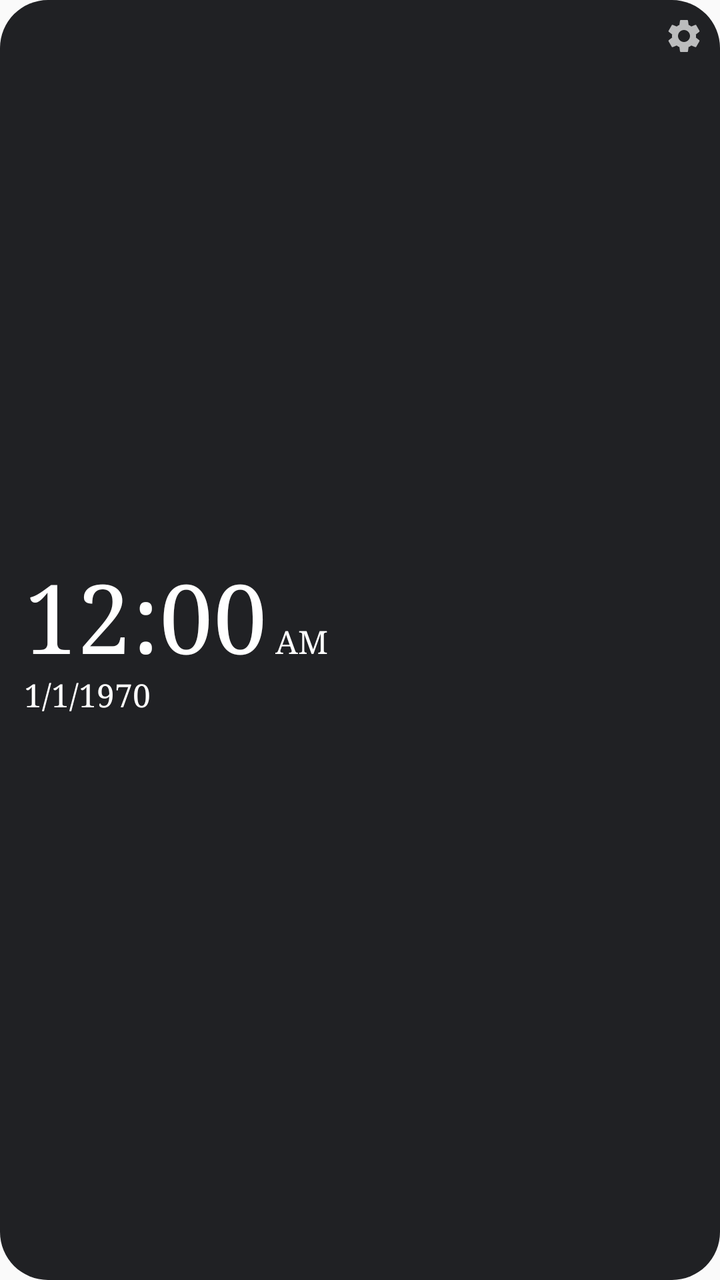
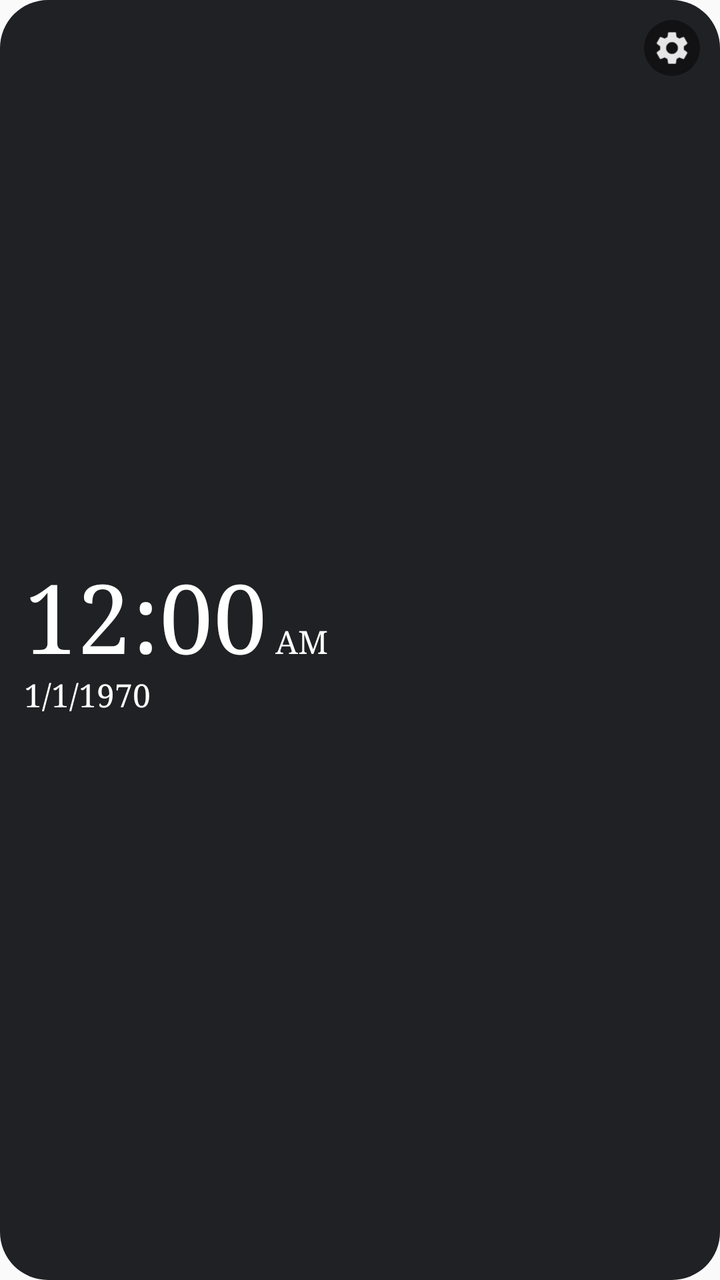

Before-and-after screenshots of an Android layout around one commit, followed by the original layout XML and the change that was made.
<!-- AndroidManifest.xml: application theme Theme.Clock -->
<!-- res/layout/clock_widget_serif.xml -->
<?xml version="1.0" encoding="utf-8"?>
<FrameLayout xmlns:android="http://schemas.android.com/apk/res/android"
    android:id="@+id/root"
    android:layout_width="match_parent"
    android:layout_height="match_parent">

    <ImageView
        android:id="@+id/bg"
        android:layout_width="match_parent"
        android:layout_height="match_parent"
        android:importantForAccessibility="no"
        android:scaleType="fitXY"
        android:src="@drawable/bg_r24" />

    <LinearLayout
        android:id="@+id/content"
        android:layout_width="match_parent"
        android:layout_height="match_parent"
        android:gravity="center_vertical|start"
        android:orientation="vertical"
        android:padding="12dp">

        <LinearLayout
            android:id="@+id/time_row"
            android:layout_width="wrap_content"
            android:layout_height="wrap_content"
            android:baselineAligned="true"
            android:orientation="horizontal">

            <TextClock
                android:id="@+id/time"
                android:layout_width="wrap_content"
                android:layout_height="wrap_content"
                android:fontFamily="serif"
                android:format12Hour="h:mm"
                android:format24Hour="HH:mm"
                android:includeFontPadding="false"
                android:maxLines="1"
                android:textColor="#FFFFFF"
                android:textSize="48sp" />

            <TextClock
                android:id="@+id/ampm"
                android:layout_width="wrap_content"
                android:layout_height="wrap_content"
                android:layout_marginStart="4dp"
                android:fontFamily="serif"
                android:format12Hour="a"
                android:format24Hour=""
                android:includeFontPadding="false"
                android:maxLines="1"
                android:textColor="#FFFFFF"
                android:textSize="16sp" />
        </LinearLayout>

        <TextClock
            android:id="@+id/date"
            android:layout_width="wrap_content"
            android:layout_height="wrap_content"
            android:fontFamily="serif"
            android:format12Hour="M/d/yyyy"
            android:format24Hour="M/d/yyyy"
            android:includeFontPadding="false"
            android:maxLines="1"
            android:textColor="#FFFFFF"
            android:textSize="16sp" />

        <TextView
            android:id="@+id/alarm"
            android:layout_width="wrap_content"
            android:layout_height="wrap_content"
            android:fontFamily="serif"
            android:includeFontPadding="false"
            android:maxLines="1"
            android:textColor="#CCFFFFFF"
            android:textSize="13sp"
            android:visibility="gone" />

        <LinearLayout
            android:id="@+id/zone1_row"
            android:layout_width="wrap_content"
            android:layout_height="wrap_content"
            android:baselineAligned="true"
            android:orientation="horizontal"
            android:visibility="gone">

            <TextView
                android:id="@+id/zone1_label"
                android:layout_width="wrap_content"
                android:layout_height="wrap_content"
                android:layout_marginEnd="6dp"
                android:fontFamily="serif"
                android:includeFontPadding="false"
                android:maxLines="1"
                android:textColor="#CCFFFFFF"
                android:textSize="13sp" />

            <TextClock
                android:id="@+id/zone1_clock"
                android:layout_width="wrap_content"
                android:layout_height="wrap_content"
                android:fontFamily="serif"
                android:format12Hour="h:mm a"
                android:format24Hour="HH:mm"
                android:includeFontPadding="false"
                android:maxLines="1"
                android:textColor="#FFFFFF"
                android:textSize="13sp" />
        </LinearLayout>

        <LinearLayout
            android:id="@+id/zone2_row"
            android:layout_width="wrap_content"
            android:layout_height="wrap_content"
            android:baselineAligned="true"
            android:orientation="horizontal"
            android:visibility="gone">

            <TextView
                android:id="@+id/zone2_label"
                android:layout_width="wrap_content"
                android:layout_height="wrap_content"
                android:layout_marginEnd="6dp"
                android:fontFamily="serif"
                android:includeFontPadding="false"
                android:maxLines="1"
                android:textColor="#CCFFFFFF"
                android:textSize="13sp" />

            <TextClock
                android:id="@+id/zone2_clock"
                android:layout_width="wrap_content"
                android:layout_height="wrap_content"
                android:fontFamily="serif"
                android:format12Hour="h:mm a"
                android:format24Hour="HH:mm"
                android:includeFontPadding="false"
                android:maxLines="1"
                android:textColor="#FFFFFF"
                android:textSize="13sp" />
        </LinearLayout>
    </LinearLayout>

    <ImageView
        android:id="@+id/gear"
        android:layout_width="28dp"
        android:layout_height="28dp"
        android:layout_gravity="top|end"
        android:layout_margin="4dp"
        android:contentDescription="Settings"
        android:alpha="0.7"
        android:padding="4dp"
        android:src="@drawable/ic_gear" />
</FrameLayout>
<!-- resources referenced by this layout -->
<resources>
  <!-- drawable bg_r24 (drawable) -->
  <?xml version="1.0" encoding="utf-8"?>
  <shape xmlns:android="http://schemas.android.com/apk/res/android"
      android:shape="rectangle">
      <solid android:color="#202124" />
      <corners android:radius="24dp" />
  </shape>
  <!-- drawable ic_gear (drawable) -->
  <?xml version="1.0" encoding="utf-8"?>
  <vector xmlns:android="http://schemas.android.com/apk/res/android"
      android:width="24dp"
      android:height="24dp"
      android:viewportWidth="24"
      android:viewportHeight="24">
      <path
          android:fillColor="#FFFFFFFF"
          android:pathData="M19.14,12.94c0.04,-0.3 0.06,-0.61 0.06,-0.94c0,-0.32 -0.02,-0.64 -0.07,-0.94l2.03,-1.58c0.18,-0.14 0.23,-0.41 0.12,-0.61l-1.92,-3.32c-0.12,-0.22 -0.37,-0.29 -0.59,-0.22l-2.39,0.96c-0.5,-0.38 -1.03,-0.7 -1.62,-0.94L14.4,2.81c-0.04,-0.24 -0.24,-0.41 -0.48,-0.41h-3.84c-0.24,0 -0.43,0.17 -0.47,0.41L9.25,5.35C8.66,5.59 8.12,5.92 7.63,6.29L5.24,5.33c-0.22,-0.08 -0.47,0 -0.59,0.22L2.74,8.87C2.62,9.08 2.66,9.34 2.86,9.48l2.03,1.58C4.84,11.36 4.8,11.69 4.8,12s0.02,0.64 0.07,0.94l-2.03,1.58c-0.18,0.14 -0.23,0.41 -0.12,0.61l1.92,3.32c0.12,0.22 0.37,0.29 0.59,0.22l2.39,-0.96c0.5,0.38 1.03,0.7 1.62,0.94l0.36,2.54c0.05,0.24 0.24,0.41 0.48,0.41h3.84c0.24,0 0.44,-0.17 0.47,-0.41l0.36,-2.54c0.59,-0.24 1.13,-0.56 1.62,-0.94l2.39,0.96c0.22,0.08 0.47,0 0.59,-0.22l1.92,-3.32c0.12,-0.22 0.07,-0.47 -0.12,-0.61L19.14,12.94zM12,15.6c-1.98,0 -3.6,-1.62 -3.6,-3.6s1.62,-3.6 3.6,-3.6s3.6,1.62 3.6,3.6S13.98,15.6 12,15.6z" />
  </vector>
  <style name="Theme.Clock" parent="android:Theme.Material.Light.NoActionBar" />
</resources>

<!-- the commit's change to res/layout/clock_widget_serif.xml (unified diff, before → after) -->
@@ -146,9 +146,9 @@
         android:layout_width="28dp"
         android:layout_height="28dp"
         android:layout_gravity="top|end"
-        android:layout_margin="4dp"
+        android:layout_margin="10dp"
         android:contentDescription="Settings"
-        android:alpha="0.7"
-        android:padding="4dp"
-        android:src="@drawable/ic_gear" />
+        android:alpha="0.9"
+        android:padding="0dp"
+        android:src="@drawable/ic_gear_badge" />
 </FrameLayout>
<!-- resource entries referenced after the edit -->
@@ -7,6 +7,21 @@
       <solid android:color="#202124" />
       <corners android:radius="24dp" />
   </shape>
+  <!-- drawable ic_gear_badge (drawable) -->
+  <?xml version="1.0" encoding="utf-8"?>
+  <layer-list xmlns:android="http://schemas.android.com/apk/res/android">
+      <item>
+          <shape android:shape="oval">
+              <solid android:color="#80000000" />
+          </shape>
+      </item>
+      <item
+          android:drawable="@drawable/ic_gear"
+          android:bottom="5dp"
+          android:left="5dp"
+          android:right="5dp"
+          android:top="5dp" />
+  </layer-list>
   <!-- drawable ic_gear (drawable) -->
   <?xml version="1.0" encoding="utf-8"?>
   <vector xmlns:android="http://schemas.android.com/apk/res/android"
